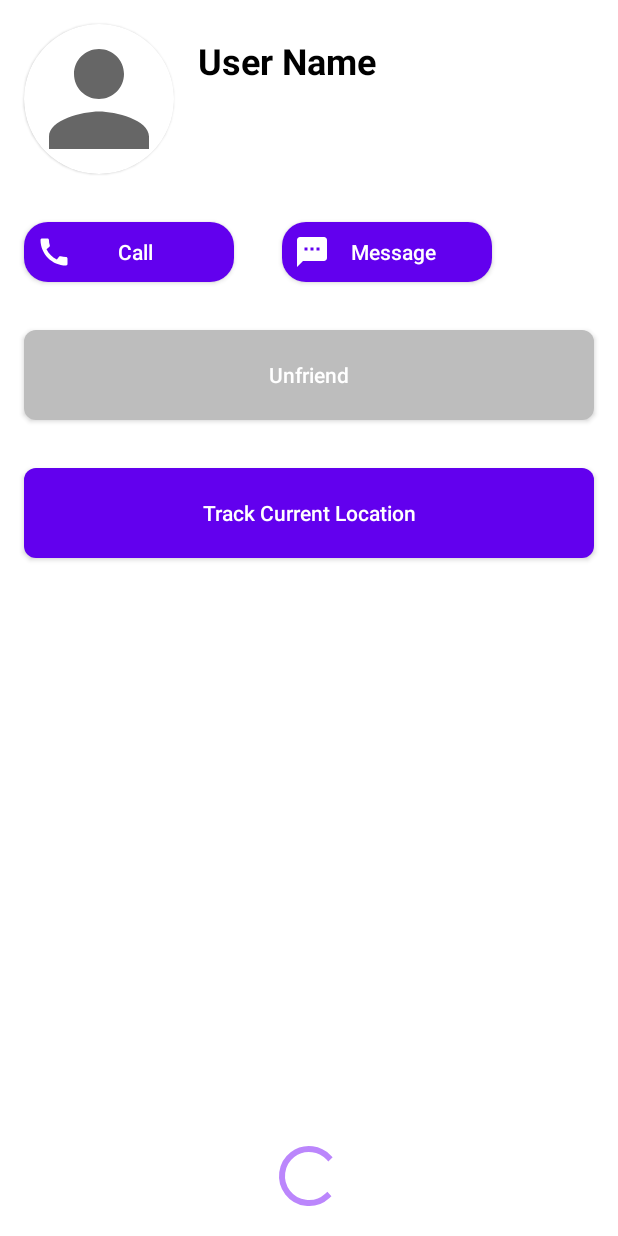
After one commit to dastageerb/FamilyLocationTracker, an Android app: the layout fragment_added_friends_profile.xml on its own in the app's theme, with its tools: preview values and no code run, on a phone screen of 412 x 824 dp. The commit adds this screen. Run offline under Robolectric (Android 15) with nearby library versions, the phone set to English and light mode, and no system bars.

Commit message:
friends profile

```diff
--- a/app/src/main/AndroidManifest.xml
+++ b/app/src/main/AndroidManifest.xml
@@ -48,6 +48,12 @@
                 <category android:name="android.intent.category.LAUNCHER" />
             </intent-filter>
         </activity>
+
+        <service android:name=".views.home.CurrentLocationUpdaterService"
+            android:foregroundServiceType="location" />
+
+
+
     </application>
 
 </manifest>
--- a/app/src/main/java/com/example/familyLocationTracker/views/otherUserProfile/UserProfileFragment.kt
+++ b/app/src/main/java/com/example/familyLocationTracker/views/otherUserProfile/UserProfileFragment.kt
@@ -22,7 +22,8 @@ import timber.log.Timber
 class UserProfileFragment : BaseFragment<FragmentUserProfileBinding>() , View.OnClickListener
 {
 
-    val handleRequestsViewModel: HandleRequestsViewModel by activityViewModels()
+    private val handleRequestsViewModel: HandleRequestsViewModel by activityViewModels()
+
     override fun createView(inflater: LayoutInflater, container: ViewGroup?, root: Boolean): FragmentUserProfileBinding
     {
         return FragmentUserProfileBinding.inflate(inflater,container,false)
--- a/app/src/main/java/com/example/familyLocationTracker/views/viewModels/HandleRequestsViewModel.kt
+++ b/app/src/main/java/com/example/familyLocationTracker/views/viewModels/HandleRequestsViewModel.kt
@@ -49,8 +49,6 @@ class HandleRequestsViewModel(application: Application):AndroidViewModel(applica
         _requestState.value = NetworkResponse.Loading()
         try
         {
-
-
                 // in my sent collection
                 firebaseFirestore
                     ?.collection(Constants.USER_COLLECTION)
--- /dev/null
+++ b/app/src/main/res/drawable/ic_baseline_call_24.xml
@@ -0,0 +1,10 @@
+<vector xmlns:android="http://schemas.android.com/apk/res/android"
+    android:width="24dp"
+    android:height="24dp"
+    android:viewportWidth="24"
+    android:viewportHeight="24"
+    android:tint="?attr/colorControlNormal">
+  <path
+      android:fillColor="@android:color/white"
+      android:pathData="M20.01,15.38c-1.23,0 -2.42,-0.2 -3.53,-0.56 -0.35,-0.12 -0.74,-0.03 -1.01,0.24l-1.57,1.97c-2.83,-1.35 -5.48,-3.9 -6.89,-6.83l1.95,-1.66c0.27,-0.28 0.35,-0.67 0.24,-1.02 -0.37,-1.11 -0.56,-2.3 -0.56,-3.53 0,-0.54 -0.45,-0.99 -0.99,-0.99H4.19C3.65,3 3,3.24 3,3.99 3,13.28 10.73,21 20.01,21c0.71,0 0.99,-0.63 0.99,-1.18v-3.45c0,-0.54 -0.45,-0.99 -0.99,-0.99z"/>
+</vector>
--- /dev/null
+++ b/app/src/main/res/drawable/ic_baseline_textsms_24.xml
@@ -0,0 +1,10 @@
+<vector xmlns:android="http://schemas.android.com/apk/res/android"
+    android:width="24dp"
+    android:height="24dp"
+    android:viewportWidth="24"
+    android:viewportHeight="24"
+    android:tint="?attr/colorControlNormal">
+  <path
+      android:fillColor="@android:color/white"
+      android:pathData="M20,2L4,2c-1.1,0 -1.99,0.9 -1.99,2L2,22l4,-4h14c1.1,0 2,-0.9 2,-2L22,4c0,-1.1 -0.9,-2 -2,-2zM9,11L7,11L7,9h2v2zM13,11h-2L11,9h2v2zM17,11h-2L15,9h2v2z"/>
+</vector>
--- /dev/null
+++ b/app/src/main/res/layout/fragment_added_friends_profile.xml
@@ -0,0 +1,122 @@
+<?xml version="1.0" encoding="utf-8"?>
+<RelativeLayout xmlns:android="http://schemas.android.com/apk/res/android"
+    xmlns:tools="http://schemas.android.com/tools"
+    android:layout_width="match_parent"
+    android:layout_height="match_parent"
+    xmlns:app="http://schemas.android.com/apk/res-auto"
+    tools:context=".views.addedFriendsProfile.AddedFriendsProfileFragment"
+    >
+
+    <com.google.android.material.card.MaterialCardView
+        android:id="@+id/fragmentAddedFriendProfileCardView"
+        android:layout_width="100dp"
+        android:layout_height="100dp"
+        android:layout_alignParentStart="true"
+        android:layout_margin="16dp"
+        app:cardCornerRadius="50dp"
+        >
+        <ImageView
+            android:id="@+id/fragmentAddedFriendsProfileProfileImageView"
+            android:layout_width="match_parent"
+            android:layout_height="match_parent"
+            android:src="@drawable/ic_baseline_profile_24"
+            android:scaleType="centerCrop"
+            />
+    </com.google.android.material.card.MaterialCardView>
+
+
+    <TextView
+        android:id="@+id/fragmentAddedFriendUserNameTextView"
+        android:layout_width="wrap_content"
+        android:layout_height="wrap_content"
+        android:layout_marginTop="24dp"
+        android:layout_toEndOf="@+id/fragmentAddedFriendProfileCardView"
+        android:text="@string/user_name"
+        android:textColor="@color/black"
+        android:textSize="24sp"
+        android:textStyle="bold" />
+
+
+    <androidx.appcompat.widget.AppCompatButton
+        android:id="@+id/fragmentAddedFriendsProfileCallButton"
+        android:layout_width="140dp"
+        android:layout_height="40dp"
+        android:layout_below="@id/fragmentAddedFriendProfileCardView"
+        android:layout_marginStart="16dp"
+        android:layout_marginTop="16dp"
+        android:layout_marginEnd="16dp"
+        android:layout_marginBottom="16dp"
+        android:background="@drawable/small_button_bg"
+        android:drawableStart="@drawable/ic_baseline_call_24"
+        android:drawablePadding="-16dp"
+        android:drawableTint="@color/white"
+        android:paddingStart="8dp"
+        android:paddingEnd="8dp"
+        android:text="@string/call"
+        android:textAllCaps="false"
+        android:textColor="@color/white" />
+
+    <androidx.appcompat.widget.AppCompatButton
+        android:id="@+id/fragmentAddedFriendsProfileTextMessageButton"
+        android:layout_width="140dp"
+        android:layout_height="40dp"
+        android:layout_below="@id/fragmentAddedFriendProfileCardView"
+        android:layout_marginStart="16dp"
+        android:layout_marginTop="16dp"
+        android:layout_marginEnd="16dp"
+        android:layout_marginBottom="16dp"
+        android:layout_toEndOf="@id/fragmentAddedFriendsProfileCallButton"
+        android:background="@drawable/small_button_bg"
+        android:drawableStart="@drawable/ic_baseline_textsms_24"
+        android:drawablePadding="-16dp"
+        android:drawableTint="@color/white"
+        android:paddingStart="8dp"
+        android:paddingEnd="8dp"
+        android:text="@string/message"
+        android:textAllCaps="false"
+        android:textColor="@color/white" />
+
+
+    <androidx.appcompat.widget.AppCompatButton
+        android:id="@+id/fragmentAddedFriendsProfileUnFriendButton"
+        android:layout_width="match_parent"
+        android:layout_height="60dp"
+        android:layout_below="@id/fragmentAddedFriendsProfileCallButton"
+        android:layout_marginStart="16dp"
+        android:layout_marginTop="16dp"
+        android:layout_marginEnd="16dp"
+        android:layout_marginBottom="16dp"
+        android:background="@drawable/button_bg"
+        android:backgroundTint="@color/colorLightGrey"
+        android:text="@string/unfriend"
+        android:textAllCaps="false"
+        android:textColor="@color/white" />
+
+    <androidx.appcompat.widget.AppCompatButton
+        android:id="@+id/fragmentAddedFriendsProfileTrackButton"
+        android:layout_width="match_parent"
+        android:layout_height="60dp"
+        android:layout_below="@id/fragmentAddedFriendsProfileUnFriendButton"
+        android:layout_marginStart="16dp"
+        android:layout_marginTop="16dp"
+        android:layout_marginEnd="16dp"
+        android:layout_marginBottom="16dp"
+        android:background="@drawable/button_bg"
+        android:text="@string/track_current_location"
+        android:textAllCaps="false"
+        android:textColor="@color/white" />
+
+
+
+
+        <ProgressBar
+            android:layout_width="wrap_content"
+            android:layout_height="wrap_content"
+            android:layout_centerHorizontal="true"
+            android:layout_alignParentBottom="true"
+            android:layout_marginBottom="16dp"
+            android:indeterminateTint="@color/purple_200"
+            android:id="@+id/fragmentAddedFriendProfileProgressBar"
+            />
+
+</RelativeLayout>
--- a/app/src/main/res/values/strings.xml
+++ b/app/src/main/res/values/strings.xml
@@ -43,6 +43,12 @@
     <string name="allow">Allow</string>
     <string name="location_permissions">Location Permissions</string>
     <string name="proceed">Proceed</string>
+    <string name="unfriend">Unfriend</string>
+    <string name="message">Message</string>
+    <string name="call">Call</string>
+    <string name="friend">Friend"'"s Profile</string>
+    <string name="my_profile">My Profile</string>
+    <string name="track_current_location">Track Current Location</string>
 
 
 </resources>
```
Also changed, not shown: app/src/main/java/com/example/familyLocationTracker/views/addedFriendsProfile/AddedFriendsProfileFragment.kt (added, +112 -0 lines), app/src/main/java/com/example/familyLocationTracker/views/home/CurrentLocationUpdaterService.kt (added, +86 -0 lines), app/src/main/java/com/example/familyLocationTracker/views/home/HomeFragment.kt (+2 -5 lines), app/src/main/java/com/example/familyLocationTracker/views/home/LocationUpdaterService.java (added, +117 -0 lines), app/src/main/res/drawable/ic_baseline_message_24.xml (added, +10 -0 lines), app/src/main/res/navigation/base_app_nav.xml (+17 -1 lines).
